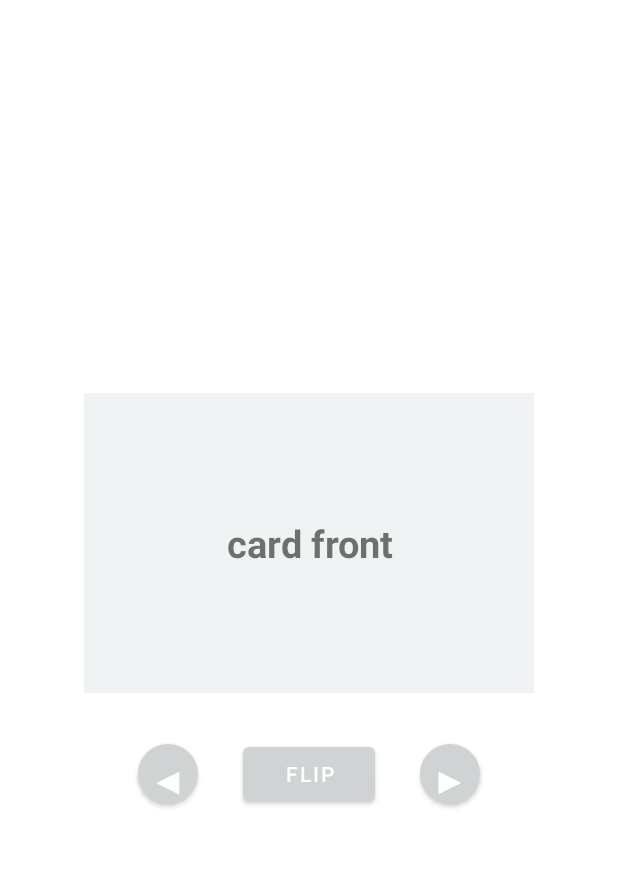
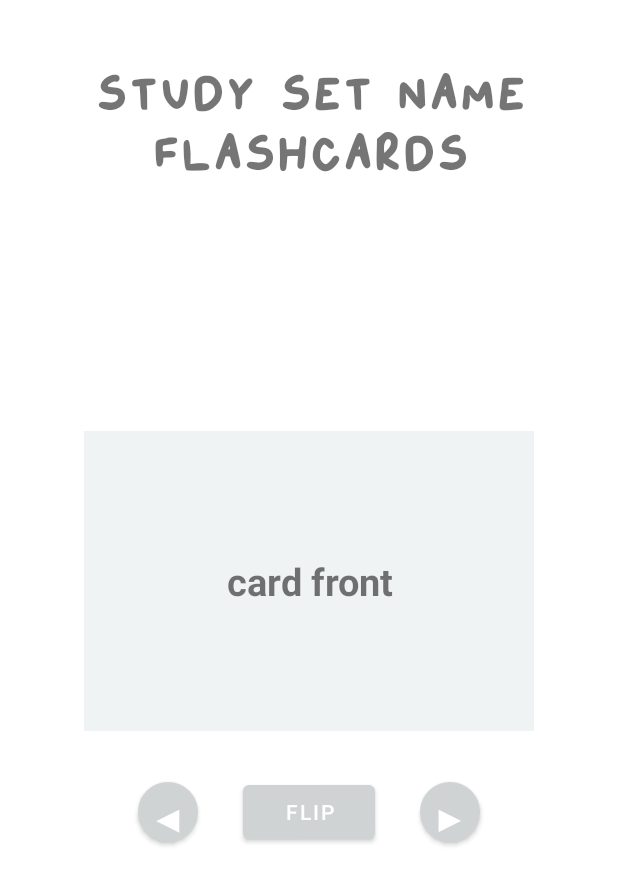
Before and after one commit to jennatripoli/StudyBuddy, an Android app: the FlashcardActivity screen opened directly, with no data from a screen before it, on a phone screen of 412 x 824 dp. Shown: the top 885 px of the screen. Run offline under Robolectric (Android 15) with nearby library versions, the phone set to English and light mode, and no system bars; our stand-ins replace Room's generated code; 2 statements that could not run were skipped.

Commit message:
Add font and renaming

```diff
--- a/app/src/main/java/com/example/studybuddy/PomodoroActivity.kt
+++ b/app/src/main/java/com/example/studybuddy/PomodoroActivity.kt
@@ -63,7 +63,7 @@ class PomodoroActivity : AppCompatActivity() {
             currentBreakTime = totalBreak
             pomodoroViewModel.currentBreakTime = currentBreakTime
 
-            stringCurrentPeriod.text = "Keep on studying!"
+            stringCurrentPeriod.text = "KEEP ON STUDYING!"
             stringTimeRemaining.text = millisToTime(totalStudy)
 
             // timers must re-init
@@ -122,7 +122,7 @@ class PomodoroActivity : AppCompatActivity() {
     }
 
     fun startStudying() {
-        stringCurrentPeriod.text = "Keep on studying!"
+        stringCurrentPeriod.text = "KEEP ON STUDYING!"
 
         timerBreak.cancel()
         breakOn = false
@@ -134,7 +134,7 @@ class PomodoroActivity : AppCompatActivity() {
     }
 
     fun startBreak() {
-        stringCurrentPeriod.text = "Enjoy your break!"
+        stringCurrentPeriod.text = "ENJOY YOUR BREAK!"
 
         timerStudy.cancel()
         studyOn = false
--- /dev/null
+++ b/app/src/main/res/font/bubbles.xml
@@ -0,0 +1,7 @@
+<?xml version="1.0" encoding="utf-8"?>
+<font-family xmlns:android="http://schemas.android.com/apk/res/android">
+    <font
+        android:fontStyle="normal"
+        android:fontWeight="400"
+        android:font="@font/bubbles_regular" />
+</font-family>
--- a/app/src/main/res/layout/activity_flashcard.xml
+++ b/app/src/main/res/layout/activity_flashcard.xml
@@ -5,6 +5,37 @@
     android:layout_width="match_parent"
     android:layout_height="match_parent"
     tools:context=".FlashcardActivity">
+
+    <TextView
+        android:id = "@+id/flashcard_study_set_name"
+        android:text="@string/study_set_name"
+
+        android:textSize="60sp"
+        android:fontFamily="@font/bubbles"
+        android:textStyle="bold"
+
+        android:layout_width="wrap_content"
+        android:layout_height="wrap_content"
+        android:layout_marginTop="40dp"
+
+        app:layout_constraintEnd_toEndOf="parent"
+        app:layout_constraintStart_toStartOf="parent"
+        app:layout_constraintTop_toTopOf="parent" />
+
+    <TextView
+        android:id = "@+id/flashcard_study_set"
+        android:text="@string/flashcards"
+
+        android:textSize="60sp"
+        android:fontFamily="@font/bubbles"
+        android:textStyle="bold"
+
+        android:layout_width="wrap_content"
+        android:layout_height="wrap_content"
+
+        app:layout_constraintEnd_toEndOf="parent"
+        app:layout_constraintStart_toStartOf="parent"
+        app:layout_constraintTop_toBottomOf="@id/flashcard_study_set_name" />
 
     <TextView
         android:id="@+id/card_definition"
@@ -18,7 +49,7 @@
 
         android:layout_width="300dp"
         android:layout_height="200dp"
-        android:layout_marginTop="-100dp"
+        android:layout_marginTop="-50dp"
         android:padding="10dp"
 
         app:layout_constraintLeft_toLeftOf="parent"
@@ -38,7 +69,7 @@
 
         android:layout_width="300dp"
         android:layout_height="200dp"
-        android:layout_marginTop="-100dp"
+        android:layout_marginTop="-50dp"
         android:padding="10dp"
 
         app:layout_constraintLeft_toLeftOf="parent"
--- a/app/src/main/res/layout/activity_main.xml
+++ b/app/src/main/res/layout/activity_main.xml
@@ -10,7 +10,8 @@
         android:id = "@+id/app_name"
         android:text="@string/app_name"
 
-        android:textSize="25sp"
+        android:textSize="60sp"
+        android:fontFamily="@font/bubbles"
         android:textStyle="bold"
 
         android:layout_width="wrap_content"
--- a/app/src/main/res/layout/activity_pomodoro.xml
+++ b/app/src/main/res/layout/activity_pomodoro.xml
@@ -10,7 +10,8 @@
         android:id = "@+id/pomodoro"
         android:text="@string/pomodoro"
 
-        android:textSize="25sp"
+        android:textSize="60sp"
+        android:fontFamily="@font/bubbles"
         android:textStyle="bold"
 
         android:layout_width="wrap_content"
--- a/app/src/main/res/layout/activity_webserver.xml
+++ b/app/src/main/res/layout/activity_webserver.xml
@@ -10,7 +10,8 @@
         android:id = "@+id/webserver_title"
         android:text="@string/webserver_title"
 
-        android:textSize="25sp"
+        android:textSize="60sp"
+        android:fontFamily="@font/bubbles"
         android:textStyle="bold"
 
         android:layout_width="wrap_content"
--- a/app/src/main/res/layout/item_study_set.xml
+++ b/app/src/main/res/layout/item_study_set.xml
@@ -45,6 +45,7 @@
         android:padding="0dp"
         android:layout_marginEnd="50dp"
         android:layout_marginTop="10dp"
+        android:layout_marginBottom="2dp"
 
         app:layout_constraintEnd_toEndOf="parent"
         app:layout_constraintTop_toTopOf="parent"
@@ -64,6 +65,7 @@
         android:padding="0dp"
         android:layout_marginEnd="1dp"
         android:layout_marginTop="10dp"
+        android:layout_marginBottom="2dp"
 
         app:layout_constraintEnd_toEndOf="parent"
         app:layout_constraintTop_toTopOf="parent"
--- a/app/src/main/res/values/strings.xml
+++ b/app/src/main/res/values/strings.xml
@@ -4,6 +4,7 @@
     <string name="play_flashcard">study flashcards</string>
     <string name="study_plan">study plan</string>
     <string name="webserver">dictionary</string>
+    <string name="flashcards">FLASHCARDS</string>
 
     <string name="add_study_set_title">ADD STUDY SET</string>
     <string name="add_study_set_name">name</string>
@@ -27,8 +28,8 @@
     <string name="study_set_definition">definition</string>
     <string name="add_term">add a term</string>
 
-    <string name="pomodoro">POMODORO TECHNIQUE</string>
-    <string name="pomodoro_description">This involves studying for 25 minutes, then taking a 5 minute break, and continuing this pattern until you finish learning.</string>
+    <string name="pomodoro">STUDY PLAN</string>
+    <string name="pomodoro_description">The Pomodoro Technique involves studying for 25 minutes, then taking a 5 minute break, and continuing this pattern until you finish learning.</string>
     <string name="current_period">KEEP ON STUDYING!</string>
     <string name="time_remaining">current time remaining:</string>
     <string name="time">25:00</string>
```
Also changed, not shown: app/src/main/java/com/example/studybuddy/MainActivity.kt (+2 -7 lines), app/src/main/java/com/example/studybuddy/StudySetActivity.kt (renamed from app/src/main/java/com/example/studybuddy/AddStudySetActivity.kt, +4 -4 lines), app/src/main/java/com/example/studybuddy/recyclerview/FlashcardAdapter.kt (+4 -4 lines), app/src/main/res/layout/activity_study_set.xml (+6 -2 lines), app/src/main/res/layout/item_study_set_term.xml (+6 -6 lines), app/src/main/res/layout/layout_add_study_set.xml (+13 -7 lines), app/src/main/res/layout/layout_edit_study_set_term.xml (+16 -10 lines), app/src/main/res/font/bubbles_regular.ttf (added).
